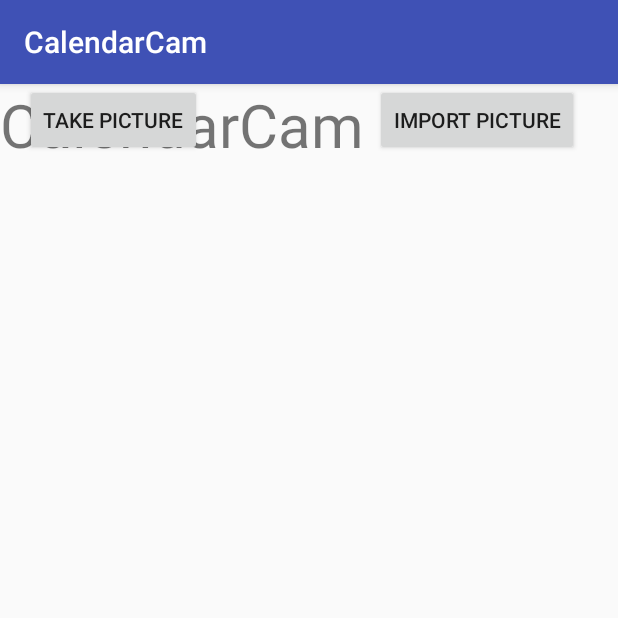
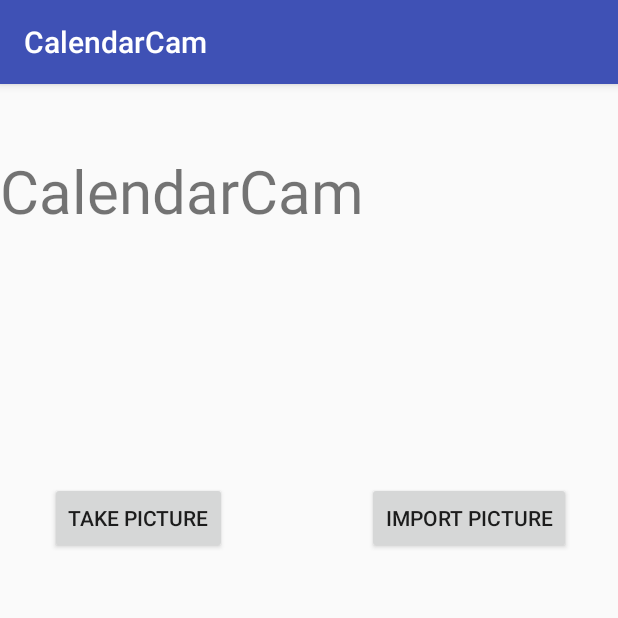
Before and after one commit to rk1998/calendarcam, an Android app: the screen it shows after launch (StartActivity), on a phone screen of 412 x 824 dp, the top half of it. Run offline under Robolectric (Android 15) with nearby library versions, the phone set to English and light mode, and no system bars.

Commit message:
added button on start screen that takes you to camera app when you click on it

```diff
--- a/app/src/main/AndroidManifest.xml
+++ b/app/src/main/AndroidManifest.xml
@@ -1,7 +1,8 @@
 <?xml version="1.0" encoding="utf-8"?>
 <manifest xmlns:android="http://schemas.android.com/apk/res/android"
     package="com.calendar.cam.calendarcam">
-
+    <uses-feature android:name="android.hardware.camera"
+        android:required="true" />
     <application
         android:allowBackup="true"
         android:icon="@mipmap/ic_launcher"
@@ -18,7 +19,6 @@
                 <category android:name="android.intent.category.LAUNCHER" />
             </intent-filter>
         </activity>
-        <activity android:name=".StartActivity" />
     </application>
 
 </manifest>
--- a/app/src/main/java/com/calendar/cam/calendarcam/Controller/StartActivity.java
+++ b/app/src/main/java/com/calendar/cam/calendarcam/Controller/StartActivity.java
@@ -1,15 +1,43 @@
 package com.calendar.cam.calendarcam.Controller;
 
+import android.content.Intent;
+import android.provider.MediaStore;
 import android.support.v7.app.AppCompatActivity;
 import android.os.Bundle;
+import android.util.Log;
+import android.view.View;
+import android.widget.Button;
 
 import com.calendar.cam.calendarcam.R;
 
 public class StartActivity extends AppCompatActivity {
-
+    private Button mTakePicButton;
+    private Button mImportPicButton;
+    private static final int REQUEST_IMAGE_CAPTURE = 1;
     @Override
     protected void onCreate(Bundle savedInstanceState) {
         super.onCreate(savedInstanceState);
         setContentView(R.layout.activity_start);
+
+        mTakePicButton = (Button) findViewById(R.id.take_pic_button);
+        mImportPicButton = (Button) findViewById(R.id.import_pic_button);
+
+        mTakePicButton.setOnClickListener(new View.OnClickListener() {
+            @Override
+            public void onClick(View view) {
+                Log.d("Camera Intent", "Attempting to Launch Camera Intent");
+                launchCameraIntent();
+            }
+        });
+
     }
+
+    private void launchCameraIntent() {
+        Intent takePictureIntent = new Intent(MediaStore.ACTION_IMAGE_CAPTURE);
+        if(takePictureIntent.resolveActivity(getPackageManager()) != null) {
+            startActivityForResult(takePictureIntent, REQUEST_IMAGE_CAPTURE);
+        }
+    }
+
+
 }
--- a/app/src/main/res/layout/activity_start.xml
+++ b/app/src/main/res/layout/activity_start.xml
@@ -14,19 +14,24 @@
         android:layout_marginLeft="8dp"
         android:layout_marginRight="8dp"
         android:text="Take Picture"
-        app:layout_constraintHorizontal_bias="0.032"
+        app:layout_constraintHorizontal_bias="0.092"
         app:layout_constraintLeft_toLeftOf="parent"
         app:layout_constraintRight_toRightOf="parent"
-        tools:layout_editor_absoluteY="265dp" />
+        app:layout_constraintTop_toTopOf="parent"
+        android:layout_marginTop="265dp" />
 
     <Button
         android:id="@+id/import_pic_button"
         android:layout_width="wrap_content"
         android:layout_height="wrap_content"
-        android:layout_marginRight="26dp"
+        android:layout_marginRight="31dp"
         android:text="Import Picture"
         app:layout_constraintRight_toRightOf="parent"
-        tools:layout_editor_absoluteY="265dp" />
+        app:layout_constraintTop_toTopOf="parent"
+        android:layout_marginTop="265dp"
+        app:layout_constraintLeft_toRightOf="@+id/take_pic_button"
+        android:layout_marginLeft="8dp"
+        app:layout_constraintHorizontal_bias="1.0" />
 
     <TextView
         android:id="@+id/title_text"
@@ -35,5 +40,6 @@
         android:text="CalendarCam"
         android:textSize="40sp"
         tools:layout_editor_absoluteX="71dp"
-        tools:layout_editor_absoluteY="68dp" />
+        app:layout_constraintTop_toTopOf="parent"
+        android:layout_marginTop="44dp" />
 </android.support.constraint.ConstraintLayout>
```
